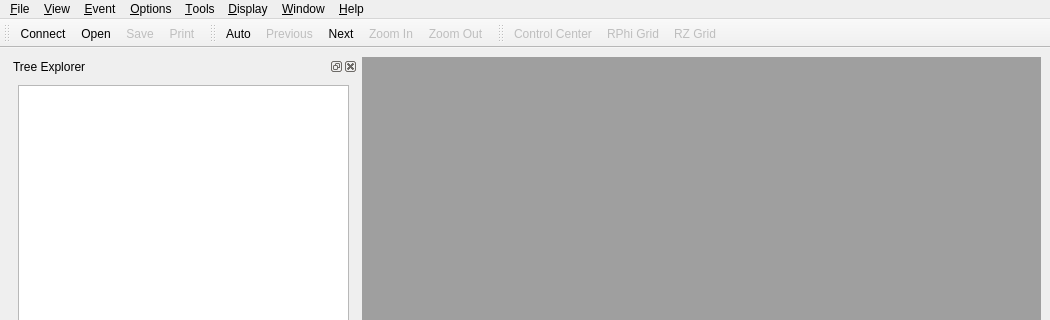
Old version of the form Iguana/QtGUI/src/IgMainWindow-mdi-noQGraphicsView.ui in the repository cms-outreach/ispy; both pictures show x 0 to 1050 and y 0 to 320 of the 1050 by 855 pixel window.
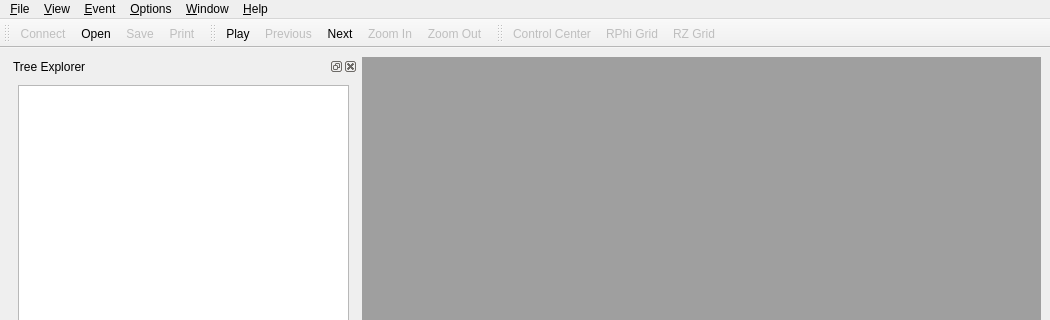
New version of the form. Icons and pictures are not drawn.

```diff
--- a/Iguana/QtGUI/src/IgMainWindow-mdi-noQGraphicsView.ui
+++ b/Iguana/QtGUI/src/IgMainWindow-mdi-noQGraphicsView.ui
@@ -198,33 +198,11 @@
     </widget>
     <addaction name="menuAdd"/>
     <addaction name="separator"/>
-    <addaction name="actionZoom_In"/>
-    <addaction name="actionZoom_Out"/>
-   </widget>
-   <widget class="QMenu" name="menuTools">
-    <property name="tearOffEnabled">
-     <bool>true</bool>
-    </property>
-    <property name="title">
-     <string>&amp;Tools</string>
-    </property>
     <addaction name="actionObject_Inspector"/>
     <addaction name="actionTwig_Explorer"/>
     <addaction name="separator"/>
     <addaction name="actionToolbars"/>
    </widget>
-   <widget class="QMenu" name="menu_Display">
-    <property name="tearOffEnabled">
-     <bool>true</bool>
-    </property>
-    <property name="title">
-     <string>&amp;Display</string>
-    </property>
-    <addaction name="actionShowControlCenter"/>
-    <addaction name="separator"/>
-    <addaction name="actionRPhi_Grid"/>
-    <addaction name="actionRZ_Grid"/>
-   </widget>
    <widget class="QMenu" name="menuOptions">
     <property name="tearOffEnabled">
      <bool>true</bool>
@@ -258,8 +236,6 @@
    <addaction name="menuView"/>
    <addaction name="menuEvent"/>
    <addaction name="menuOptions"/>
-   <addaction name="menuTools"/>
-   <addaction name="menu_Display"/>
    <addaction name="menuWindow"/>
    <addaction name="menuHelp"/>
   </widget>
@@ -387,7 +363,10 @@
      <normalon>:/images/pause.png</normalon>:/images/play.png</iconset>
    </property>
    <property name="text">
-    <string>Auto</string>
+    <string>Play</string>
+   </property>
+   <property name="toolTip">
+    <string>Play Events</string>
    </property>
   </action>
   <action name="action3D">
@@ -470,6 +449,9 @@
    <property name="checkable">
     <bool>true</bool>
    </property>
+   <property name="enabled">
+    <bool>false</bool>
+   </property>
    <property name="icon">
     <iconset resource="../interface/iggi.qrc">
      <normaloff>:/images/network4.png</normaloff>
```
Left out of the diff: 39 changed lines with no effect on the pictures.
